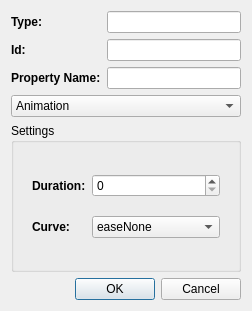
This is src/plugins/qmldesigner/components/propertyeditor/behaviordialog.ui in qt-creator/qt-creator as Qt 5 draws it before an edit. The edited form follows.
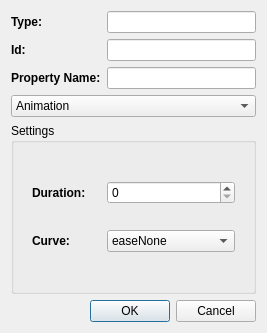
This is the edited form. The open tabs and pages were chosen to show the change.

Commit message: tr()-Fixes in QmlDesigner.

The edit to the form file:
```diff
--- a/src/plugins/qmldesigner/components/propertyeditor/behaviordialog.ui
+++ b/src/plugins/qmldesigner/components/propertyeditor/behaviordialog.ui
@@ -6,8 +6,8 @@
    <rect>
     <x>0</x>
     <y>0</y>
-    <width>247</width>
-    <height>311</height>
+    <width>267</width>
+    <height>333</height>
    </rect>
   </property>
   <property name="sizePolicy">
```
Left out of the diff: 66 changed lines with no effect on the pictures. The commit also changes 2 other files.
